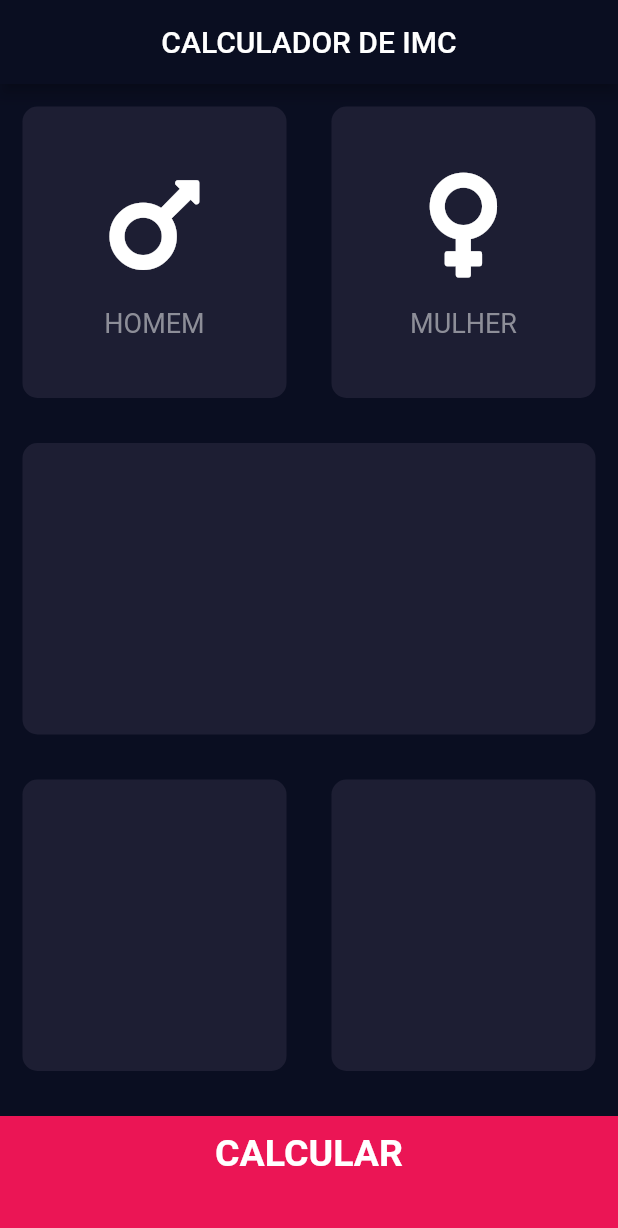
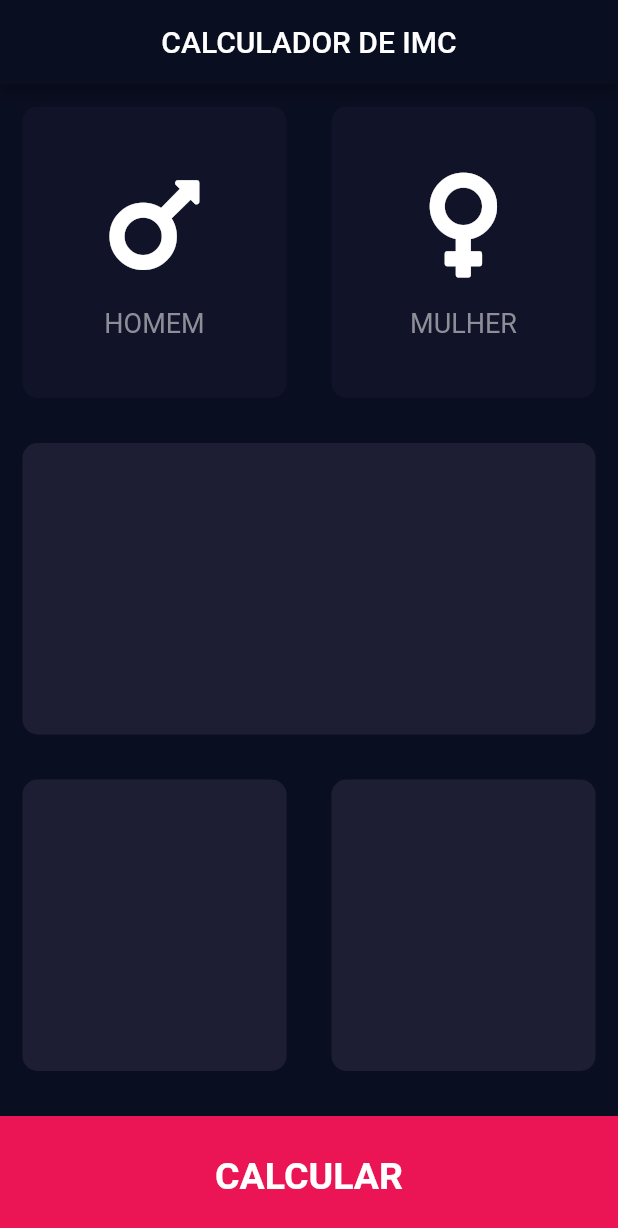
Before and after one commit to lincolnarrais/Calculadora_IMC, a Flutter app: the screen it shows after launch, on a phone screen of 412 x 824 dp. Shown: the top 1228 px of the screen. Run offline on Flutter 3.47's test engine with Material 2 defaults, Android fonts, the phone set to English and light mode, and no system bars; our stand-ins replace font_awesome_flutter.

```diff
--- a/lib/input_page.dart
+++ b/lib/input_page.dart
@@ -4,6 +4,13 @@ import 'package:font_awesome_flutter/font_awesome_flutter.dart';
 import 'gender_card_content.dart';
 import 'reusable_card.dart';
 
+enum Gender {
+  MALE,
+  FEMALE,
+}
+
+const Color activeCardColor = Color(0xFF1D1E33);
+const Color inactiveCardColor = Color(0xFF111328);
 const double bottomContainerHeight = 80;
 const Color bottomContainerColor = Color(0xFFEB1555);
 
@@ -13,6 +20,27 @@ class InputPage extends StatefulWidget {
 }
 
 class _InputPageState extends State<InputPage> {
+  Color maleCardColor = inactiveCardColor;
+  Color femaleCardColor = inactiveCardColor;
+
+  void updateGenderColor(Gender gender) {
+    if (gender == Gender.MALE) {
+      if (maleCardColor == inactiveCardColor) {
+        maleCardColor = activeCardColor;
+        femaleCardColor = inactiveCardColor;
+      } else {
+        maleCardColor = inactiveCardColor;
+      }
+    } else {
+      if (femaleCardColor == inactiveCardColor) {
+        femaleCardColor = activeCardColor;
+        maleCardColor = inactiveCardColor;
+      } else {
+        femaleCardColor = inactiveCardColor;
+      }
+    }
+  }
+
   @override
   Widget build(BuildContext context) {
     return Scaffold(
@@ -26,18 +54,34 @@ class _InputPageState extends State<InputPage> {
             child: Row(
               children: <Widget>[
                 Expanded(
+                  child: GestureDetector(
+                    onTap: () {
+                      setState(() {
+                        updateGenderColor(Gender.MALE);
+                      });
+                    },
                     child: ReusableCard(
+                      color: maleCardColor,
                       child: GenderCardContent(
                         iconData: FontAwesomeIcons.mars,
                         label: 'HOMEM',
                       ),
                     ),
                   ),
+                ),
                 Expanded(
+                  child: GestureDetector(
+                    onTap: () {
+                      setState(() {
+                        updateGenderColor(Gender.FEMALE);
+                      });
+                    },
                     child: ReusableCard(
+                      color: femaleCardColor,
                       child: GenderCardContent(
                         iconData: FontAwesomeIcons.venus,
                         label: 'MULHER',
+                      ),
                     ),
                   ),
                 ),
@@ -61,17 +105,17 @@ class _InputPageState extends State<InputPage> {
           ),
           Container(
             margin: EdgeInsets.only(top: 15),
-            padding: EdgeInsets.only(top: 10),
             height: bottomContainerHeight,
             width: double.infinity,
             color: bottomContainerColor,
+            child: Center(
               child: Text(
                 'CALCULAR',
                 style: TextStyle(
                   fontSize: 25,
                   fontWeight: FontWeight.bold,
                 ),
-              textAlign: TextAlign.center,
+              ),
             ),
           ),
         ],
```
Lines whose indentation alone changed are shown as unchanged.
